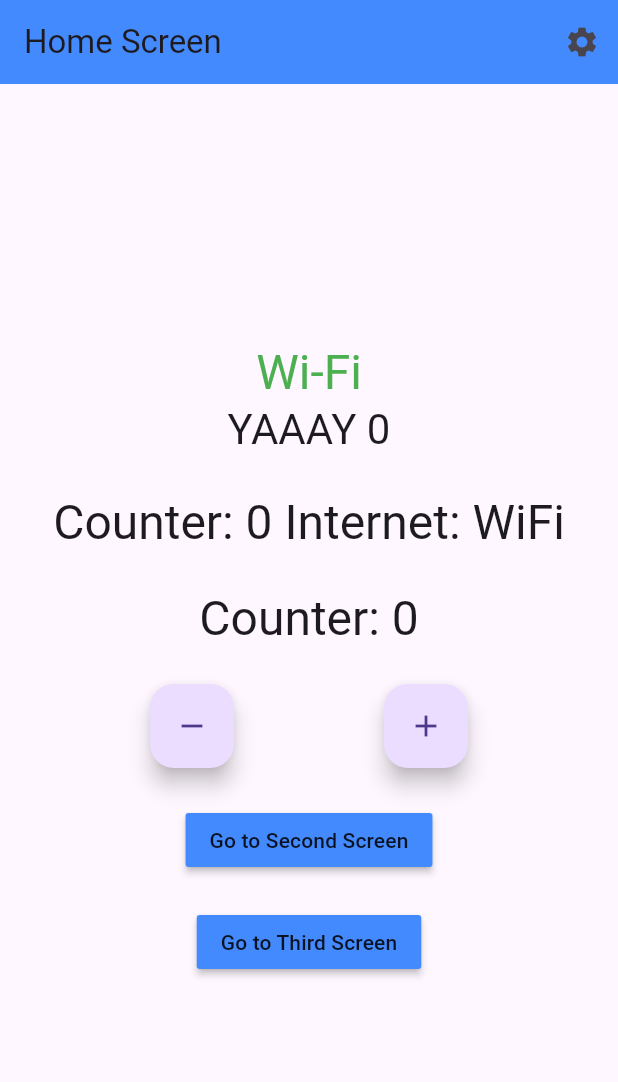
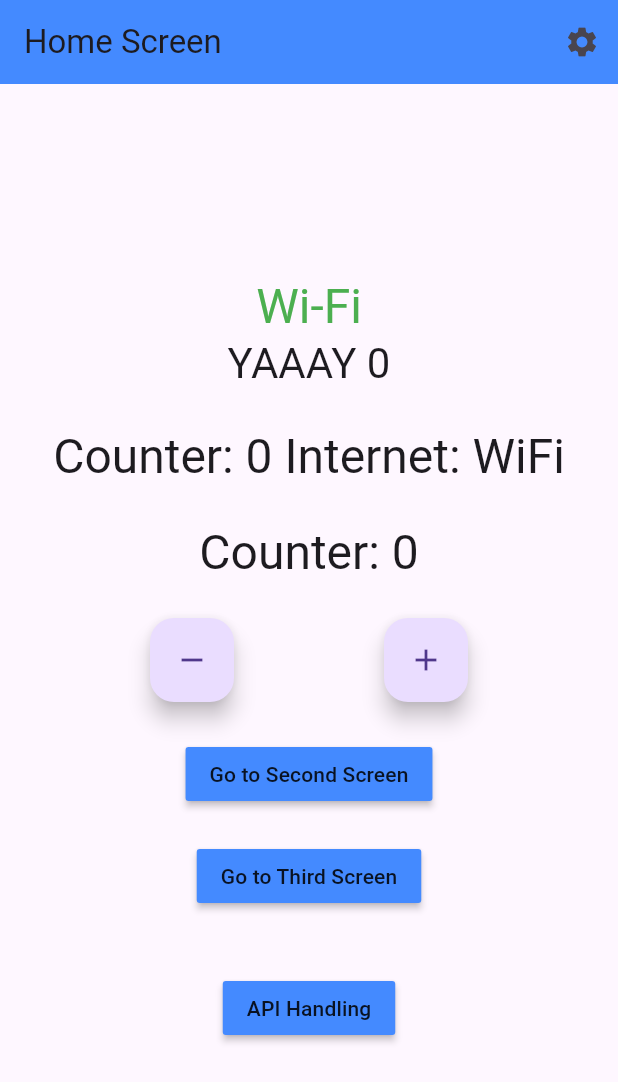
Before and after one commit to achaudhary591/Flutter_Bloc_Concepts, a Flutter app: the screen it shows after launch, on a phone screen of 412 x 824 dp. Shown: the top 1082 px of the screen. Run offline on Flutter 3.47's test engine with Material 2 defaults, Android fonts, the phone set to English and light mode, and no system bars; our stand-ins replace bloc, connectivity, dio, equatable, flutter_bloc, hydrated_bloc and 1 more; network calls fail.

Commit message:
added listtile for data coming form api

```diff
--- /dev/null
+++ b/lib/data/post_model.dart
@@ -0,0 +1,24 @@
+class PostModel {
+  int? userId;
+  int? id;
+  String? title;
+  String? body;
+
+  PostModel({this.userId, this.id, this.title, this.body});
+
+  PostModel.fromJson(Map<String, dynamic> json) {
+    userId = json['userId'];
+    id = json['id'];
+    title = json['title'];
+    body = json['body'];
+  }
+
+  Map<String, dynamic> toJson() {
+    final Map<String, dynamic> data = new Map<String, dynamic>();
+    data['userId'] = this.userId;
+    data['id'] = this.id;
+    data['title'] = this.title;
+    data['body'] = this.body;
+    return data;
+  }
+}
--- /dev/null
+++ b/lib/data/repository/api/api.dart
@@ -0,0 +1,14 @@
+import 'package:dio/dio.dart';
+import 'package:pretty_dio_logger/pretty_dio_logger.dart';
+
+class API {
+
+  Dio _dio = Dio();
+
+  API(){
+    _dio.options.baseUrl = 'https://jsonplaceholder.typicode.com';
+    _dio.interceptors.add(PrettyDioLogger());
+  }
+
+  Dio get sendRequest => _dio;
+}
--- /dev/null
+++ b/lib/data/repository/post_repository.dart
@@ -0,0 +1,23 @@
+
+import 'dart:developer';
+
+import 'package:dio/dio.dart';
+import 'package:flutter_bloc_concept/data/post_model.dart';
+
+import 'api/api.dart';
+
+class PostRepository {
+  API api = API();
+
+  Future<List<PostModel>> fetchPosts() async {
+    try {
+      Response response = await api.sendRequest.get('/posts');
+      List<dynamic> postMaps = response.data;
+
+      return postMaps.map((map) => PostModel.fromJson(map)).toList();
+      // log(response.data);
+    } catch (ex) {
+      rethrow;
+    }
+  }
+}
--- /dev/null
+++ b/lib/logic/cubit/post_cubit/cubit/post_cubit.dart
@@ -0,0 +1,25 @@
+import 'package:bloc/bloc.dart';
+import 'package:equatable/equatable.dart';
+import 'package:flutter_bloc_concept/data/repository/post_repository.dart';
+
+import '../../../../data/post_model.dart';
+
+part 'post_state.dart';
+
+class PostCubit extends Cubit<PostState> {
+  PostCubit() : super(PostLoadingState()){
+    fetchPosts();
+  }
+
+  PostRepository postRepository = PostRepository();
+
+
+  void fetchPosts() async {
+    try {
+      List<PostModel> posts = await postRepository.fetchPosts();
+      emit(PostLoadedState(posts));
+    } catch (e) {
+      emit(PostErrorState(e.toString()));
+    }
+  }
+}
--- /dev/null
+++ b/lib/logic/cubit/post_cubit/cubit/post_state.dart
@@ -0,0 +1,20 @@
+part of 'post_cubit.dart';
+
+abstract class PostState extends Equatable {
+  const PostState();
+
+  @override
+  List<Object> get props => [];
+}
+
+class PostLoadingState extends PostState {}
+
+class PostLoadedState extends PostState {
+  final List<PostModel> posts;
+  PostLoadedState(this.posts);
+}
+
+class PostErrorState extends PostState {
+  final String error;
+  PostErrorState(this.error);
+}
--- a/lib/main.dart
+++ b/lib/main.dart
@@ -1,7 +1,12 @@
+import 'dart:developer';
+
 import 'package:connectivity/connectivity.dart';
 import 'package:flutter/material.dart';
 import 'package:flutter_bloc/flutter_bloc.dart';
+import 'package:flutter_bloc_concept/data/post_model.dart';
+import 'package:flutter_bloc_concept/data/repository/post_repository.dart';
 import 'package:flutter_bloc_concept/logic/bloc/bloc/internet_bloc_bloc.dart';
+import 'package:flutter_bloc_concept/logic/cubit/post_cubit/cubit/post_cubit.dart';
 import 'package:flutter_bloc_concept/logic/cubit/settings_cubit.dart';
 import 'package:flutter_bloc_concept/logic/utility/app_bloc_observer.dart';
 import 'package:flutter_bloc_concept/presentation/router/app_router.dart';
@@ -12,12 +17,16 @@ import 'logic/cubit/internet_cubit.dart';
 import 'package:path_provider/path_provider.dart';
 
 void main() async {
+
   WidgetsFlutterBinding.ensureInitialized();
 
   HydratedBloc.storage = await HydratedStorage.build(
       storageDirectory: await getApplicationDocumentsDirectory());
 
   Bloc.observer = AppBlocObserver();
+
+  // PostRepository postRepository = PostRepository();
+  // List<PostModel> postModels = await postRepository.fetchPosts();
 
   runApp(MyApp(
     appRouter: AppRouter(),
@@ -52,6 +61,9 @@ class MyApp extends StatelessWidget {
           create: (context) => InternetBlocBloc(),
           // lazy: false,
         ),
+        BlocProvider<PostCubit>(
+          create: (context) => PostCubit(),
+        ),
       ],
       child: MaterialApp(
         title: 'Flutter BloC Concept',
--- a/lib/presentation/router/app_router.dart
+++ b/lib/presentation/router/app_router.dart
@@ -2,6 +2,7 @@ import 'package:flutter/material.dart';
 import 'package:flutter_bloc/flutter_bloc.dart';
 import 'package:flutter_bloc_concept/presentation/screens/home_screen.dart';
 
+import '../screens/api_handling_screen.dart';
 import '../screens/second_screen.dart';
 import '../screens/settings_screen.dart';
 import '../screens/third_screen.dart';
@@ -34,6 +35,10 @@ class AppRouter {
         return MaterialPageRoute(
           builder: (_) => SettingsScreen(),
         );
+      case '/api':
+        return MaterialPageRoute(
+          builder: (_) => ApiHandlingScreen(),
+        );
       default:
         return null;
     }
--- a/lib/presentation/screens/home_screen.dart
+++ b/lib/presentation/screens/home_screen.dart
@@ -216,6 +216,16 @@ class _HomeScreenState extends State<HomeScreen> {
               color: widget.color,
               child: const Text('Go to Third Screen'),
             ),
+            const SizedBox(
+              height: 40,
+            ),
+            MaterialButton(
+              onPressed: () {
+                Navigator.of(context).pushNamed('/api');
+              },
+              color: widget.color,
+              child: const Text('API Handling'),
+            ),
           ],
         ),
       ),
--- a/lib/presentation/screens/settings_screen.dart
+++ b/lib/presentation/screens/settings_screen.dart
@@ -1,5 +1,6 @@
 import 'package:flutter/material.dart';
 import 'package:flutter_bloc/flutter_bloc.dart';
+import 'package:flutter_bloc_concept/constants/enums.dart';
 import 'package:flutter_bloc_concept/logic/bloc/bloc/internet_bloc_bloc.dart';
 
 import '../../logic/cubit/settings_cubit.dart';
--- a/pubspec.yaml
+++ b/pubspec.yaml
@@ -43,6 +43,8 @@ dependencies:
   hydrated_bloc: ^9.1.0
   path_provider: ^2.0.14
   connectivity: ^3.0.6
+  dio: ^5.1.1
+  pretty_dio_logger: ^1.3.1
 
 dev_dependencies:
   flutter_test:
```
Also changed, not shown: lib/presentation/screens/api_handling_screen.dart (added, +73 -0 lines), pubspec.lock, 1 other file.
